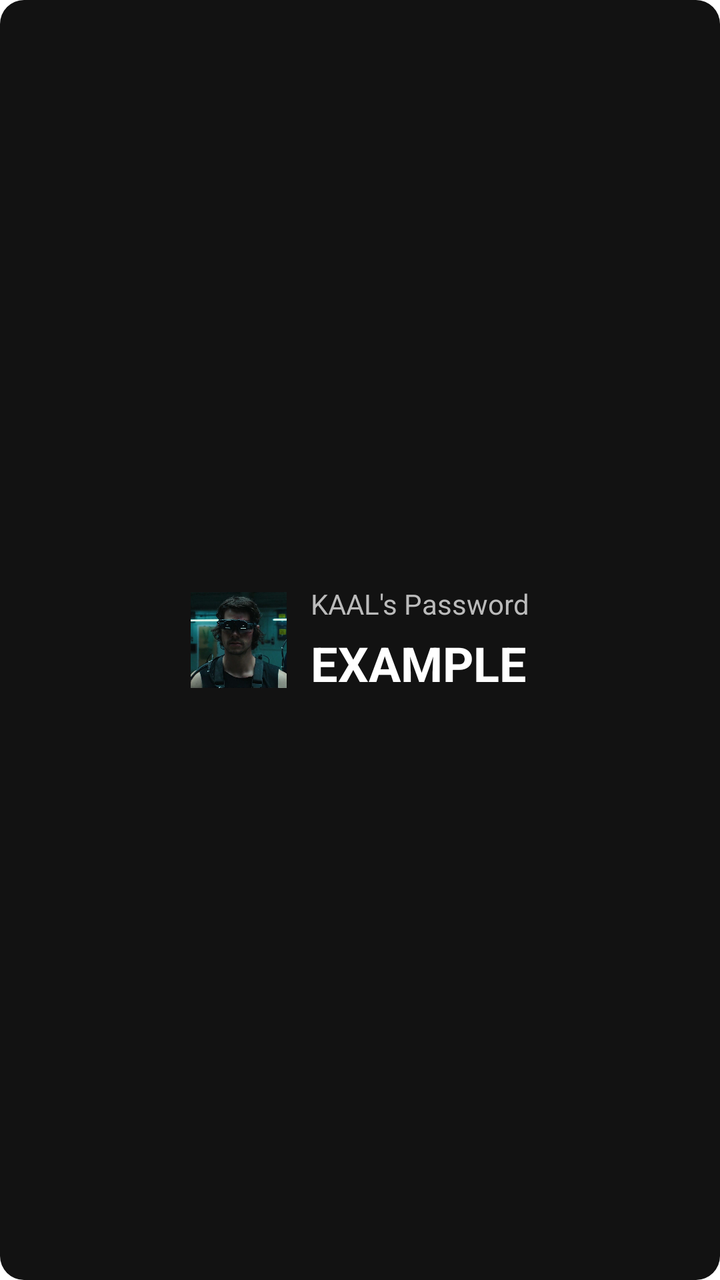
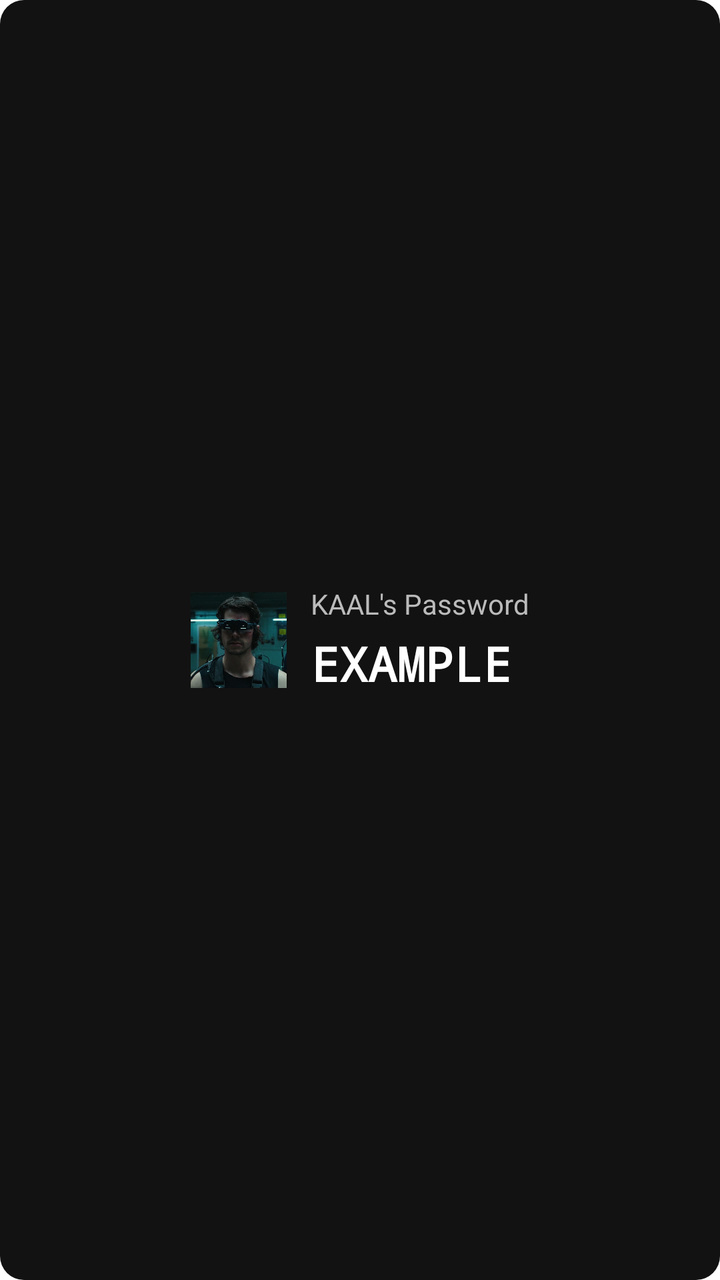

Before-and-after screenshots of an Android layout around one commit, followed by the original layout XML and the change that was made.
<!-- AndroidManifest.xml: fallback theme Theme.MaterialComponents.DayNight.NoActionBar -->
<!-- res/layout/kaal_pass_widget.xml -->
<FrameLayout xmlns:android="http://schemas.android.com/apk/res/android"
    android:layout_width="match_parent"
    android:layout_height="match_parent"
    android:background="@drawable/widget_bg">

    <LinearLayout
        android:orientation="horizontal"
        android:layout_width="wrap_content"
        android:layout_height="wrap_content"
        android:gravity="center_vertical"
        android:layout_gravity="center"
        android:padding="12dp">

        
        <ImageView
            android:id="@+id/image_icon"
            android:layout_width="48dp"
            android:layout_height="48dp"
            android:src="@drawable/ic_avatar"
            android:background="@drawable/circle_mask"
            android:scaleType="centerCrop"
            android:layout_marginEnd="12dp"/>

        <LinearLayout
            android:orientation="vertical"
            android:layout_width="wrap_content"
            android:layout_height="wrap_content">

            
            <TextView
                android:id="@+id/label_id"
                android:layout_width="wrap_content"
                android:layout_height="wrap_content"
                android:text="KAAL's Password"
                android:textColor="#BBBBBB"
                android:textSize="14sp"
                android:layout_marginBottom="4dp" />
            
            
            <TextView
                android:id="@+id/text_id"
                android:layout_width="wrap_content"
                android:layout_height="wrap_content"
                android:text="@string/appwidget_text"
                android:textColor="#FFFFFF"
                android:textSize="24sp"
                android:textStyle="bold"
                android:gravity="center"
                android:contentDescription="Password value" />
        </LinearLayout>


    </LinearLayout>
</FrameLayout>
<!-- resources referenced by this layout -->
<resources>
  <!-- drawable circle_mask (drawable) -->
  <shape xmlns:android="http://schemas.android.com/apk/res/android" android:shape="oval">
      <solid android:color="#CCCCCC"/> 
  </shape>
  <!-- drawable ic_avatar: png bitmap (drawable, 327829 bytes) -->
  <!-- drawable widget_bg (drawable) -->
  <shape xmlns:android="http://schemas.android.com/apk/res/android"
      android:shape="rectangle">
      <solid android:color="#121212" />
      <corners android:radius="12dp" />
  </shape>
  <string name="appwidget_text">EXAMPLE</string>
</resources>

<!-- the commit's change to res/layout/kaal_pass_widget.xml (unified diff, before → after) -->
@@ -1,4 +1,5 @@
 <FrameLayout xmlns:android="http://schemas.android.com/apk/res/android"
+    android:id="@+id/widget_root"
     android:layout_width="match_parent"
     android:layout_height="match_parent"
     android:background="@drawable/widget_bg">
@@ -46,6 +47,7 @@
                 android:textSize="24sp"
                 android:textStyle="bold"
                 android:gravity="center"
+                android:typeface="monospace"
                 android:contentDescription="Password value" />
         </LinearLayout>
 
